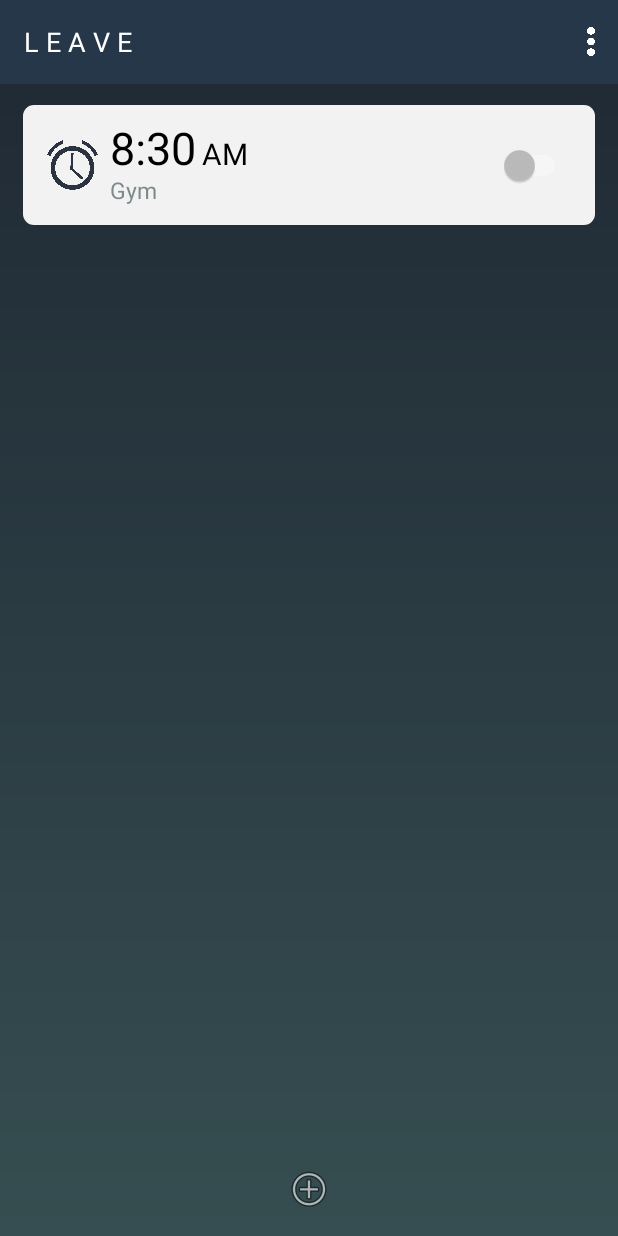
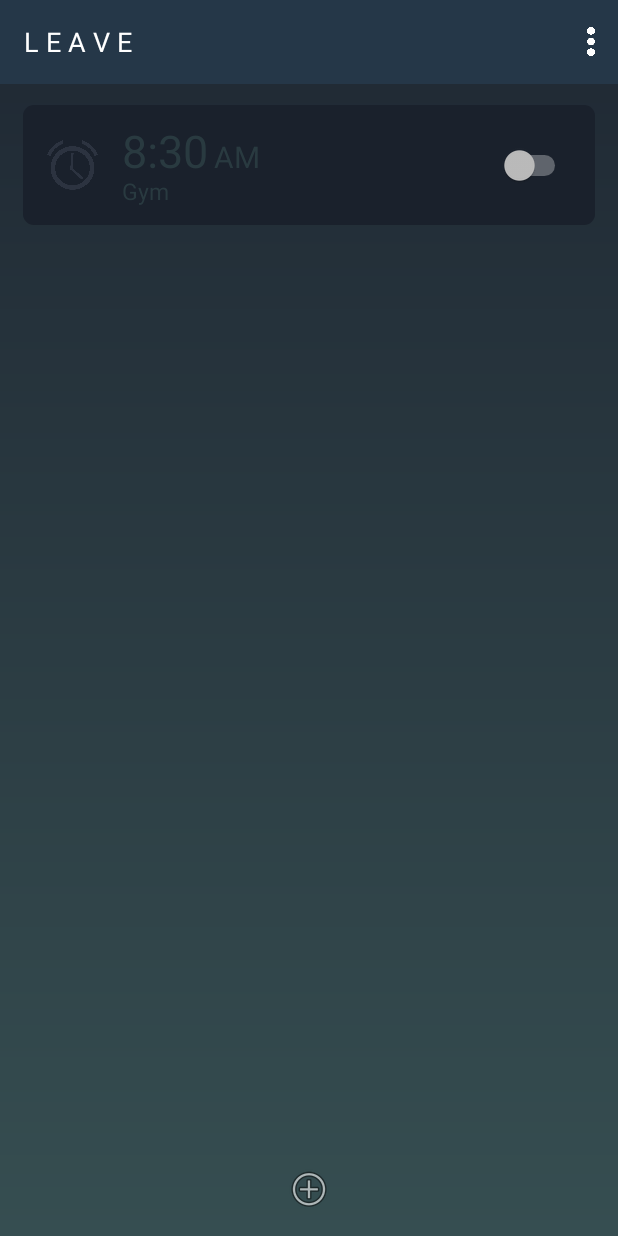
Before and after one commit to ThomasMChen/leave, an Android app: the screen it shows after launch (MainActivity), on a phone screen of 412 x 824 dp. Run offline under Robolectric (Android 15) with nearby library versions, the phone set to English and light mode, and no system bars.

Commit message:
Add SettingsActivity Skeleton
Implemented SettingsActivity skeleton alongside MainActivity Intent for data sharing.

```diff
--- a/app/build.gradle
+++ b/app/build.gradle
@@ -10,6 +10,7 @@ android {
         versionCode 1
         versionName "1.0"
         testInstrumentationRunner "android.support.test.runner.AndroidJUnitRunner"
+        vectorDrawables.useSupportLibrary = true
     }
     buildTypes {
         release {
@@ -25,6 +26,8 @@ dependencies {
         exclude group: 'com.android.support', module: 'support-annotations'
     })
     compile 'com.android.support:appcompat-v7:25.1.0'
+    compile 'com.android.support.constraint:constraint-layout:1.0.0-beta4'
+    compile 'com.android.support:support-v4:25.1.0'
+    compile 'com.android.support:support-vector-drawable:25.1.0'
     testCompile 'junit:junit:4.12'
-    compile 'com.android.support.constraint:constraint-layout:1.0.0-beta4'
 }
--- a/app/src/main/java/org/thomaschen/leave/MainActivity.java
+++ b/app/src/main/java/org/thomaschen/leave/MainActivity.java
@@ -1,7 +1,18 @@
 package org.thomaschen.leave;
 
+import android.content.Intent;
+import android.support.constraint.ConstraintLayout;
 import android.support.v7.app.AppCompatActivity;
 import android.os.Bundle;
+import android.view.View;
+import android.widget.Button;
+import android.widget.CompoundButton;
+import android.widget.ImageButton;
+import android.widget.Switch;
+import android.widget.TextView;
+import android.widget.Toast;
+
+import org.w3c.dom.Text;
 
 public class MainActivity extends AppCompatActivity {
 
@@ -9,5 +20,49 @@ public class MainActivity extends AppCompatActivity {
     protected void onCreate(Bundle savedInstanceState) {
         super.onCreate(savedInstanceState);
         setContentView(R.layout.activity_main);
+
+        Button settingsBtn = (Button) findViewById(R.id.settingBtn);
+        ImageButton addBtn = (ImageButton) findViewById(R.id.addBtn);
+
+        final Switch switchBtn = (Switch) findViewById(R.id.switch1);
+
+        settingsBtn.setOnClickListener(new View.OnClickListener() {
+            @Override
+            public void onClick(View v) {
+                Intent i = new Intent(MainActivity.this, SettingsActivity.class);
+                startActivityForResult(i, 1);
+            }
+        } );
+
+        addBtn.setOnClickListener(new View.OnClickListener() {
+            @Override
+            public void onClick(View v) {
+
+            }
+        });
+
+        switchBtn.setOnCheckedChangeListener(new CompoundButton.OnCheckedChangeListener() {
+            public void onCheckedChanged(CompoundButton buttonView, boolean isChecked) {
+
+                ConstraintLayout alarm = (ConstraintLayout) switchBtn.getParent();
+
+                if (!isChecked) {
+                    for (int i = 0; i < alarm.getChildCount(); i++) {
+                        if (alarm.getChildAt(i) instanceof TextView) {
+                            ((TextView) alarm.getChildAt(i)).setTextColor(getResources().getColor(R.color.subduedTextColor));
+                        }
+                    }
+
+                } else {
+                    for (int i = 0; i < alarm.getChildCount(); i++) {
+                        if (alarm.getChildAt(i) instanceof TextView) {
+                            ((TextView) alarm.getChildAt(i)).setTextColor(getResources().getColor(R.color.white));
+                        }
+                    }
+                }
+
+            }
+        });
+
     }
 }
--- a/app/src/main/res/layout/activity_main.xml
+++ b/app/src/main/res/layout/activity_main.xml
@@ -37,7 +37,8 @@
             android:layout_width="5dp"
             android:layout_height="19dp"
             android:layout_marginRight="15dp"
-            android:id="@+id/settingBtn" />
+            android:id="@+id/settingBtn"
+            android:paddingRight="40dp" />
 
     </android.support.v7.widget.Toolbar>
 
@@ -54,9 +55,10 @@
             android:layout_marginRight="15dp"
             android:layout_marginLeft="15dp"
             android:background="@drawable/rounded_corners"
-            android:backgroundTint="#f2f2f2"
+            android:backgroundTint="?attr/colorPrimaryDark"
             android:layout_height="80dp"
-            android:gravity="center_vertical">
+            android:gravity="center_vertical"
+            android:id="@+id/alarm1">
 
 
             <ImageView
@@ -75,13 +77,13 @@
                 android:layout_width="wrap_content"
                 android:layout_height="wrap_content"
                 android:id="@+id/numTime"
-                android:textColor="@android:color/black"
+                android:textColor="@color/subduedTextColor"
                 android:textSize="30sp"
-                android:layout_marginTop="8dp"
-                app:layout_constraintTop_toTopOf="parent"
+                android:layout_marginStart="16dp"
                 app:layout_constraintLeft_toRightOf="@+id/alarmImg"
-                android:layout_marginLeft="8dp"
-                android:layout_marginStart="8dp" />
+                android:layout_marginLeft="16dp"
+                android:layout_marginTop="10dp"
+                app:layout_constraintTop_toTopOf="parent" />
 
             <TextView
                 android:text="Gym"
@@ -89,7 +91,7 @@
                 android:layout_height="wrap_content"
                 android:id="@+id/locationText"
                 android:textSize="15sp"
-                android:textColor="@color/locationTextColor"
+                android:textColor="@color/subduedTextColor"
                 tools:layout_conversion_absoluteX="79dp"
                 tools:layout_conversion_absoluteY="116dp"
                 tools:layout_conversion_absoluteWidth="40dp"
@@ -104,7 +106,7 @@
                 android:text="AM"
                 android:layout_height="wrap_content"
                 android:id="@+id/timePeriodText"
-                android:textColor="@android:color/black"
+                android:textColor="@color/subduedTextColor"
                 android:textSize="20sp"
                 android:layout_width="wrap_content"
                 app:layout_constraintBaseline_toBaselineOf="@+id/numTime"
--- a/app/src/main/res/values/colors.xml
+++ b/app/src/main/res/values/colors.xml
@@ -3,6 +3,7 @@
     <color name="colorPrimary">#ff25363c</color>
     <color name="colorPrimaryDark">#ff1a212c</color>
     <color name="colorAccent">#ff26b0b5</color>
-    <color name="locationTextColor">#9e334a4e</color>
+    <color name="subduedTextColor">#9e334a4e</color>
     <color name="transparent">#00ffffff</color>
+    <color name="white">#ffffffff</color>
 </resources>
```
Also changed, not shown: app/src/main/AndroidManifest.xml (+5 -6 lines), app/src/main/java/org/thomaschen/leave/SettingsActivity.java (added, +24 -0 lines), app/src/main/res/drawable/ic_info_black_24dp.xml (added, +9 -0 lines), app/src/main/res/drawable/ic_notifications_black_24dp.xml (added, +9 -0 lines), app/src/main/res/drawable/ic_sync_black_24dp.xml (added, +9 -0 lines), app/src/main/res/layout/activity_settings.xml (added, +39 -0 lines), app/src/main/res/values/strings.xml (+73 -0 lines), app/src/main/res/xml/pref_data_sync.xml (added, +21 -0 lines), app/src/main/res/xml/pref_general.xml (added, +33 -0 lines), app/src/main/res/xml/pref_headers.xml (added, +20 -0 lines), app/src/main/res/xml/pref_notification.xml (added, +27 -0 lines), app/src/main/res/drawable/back.png (added).
